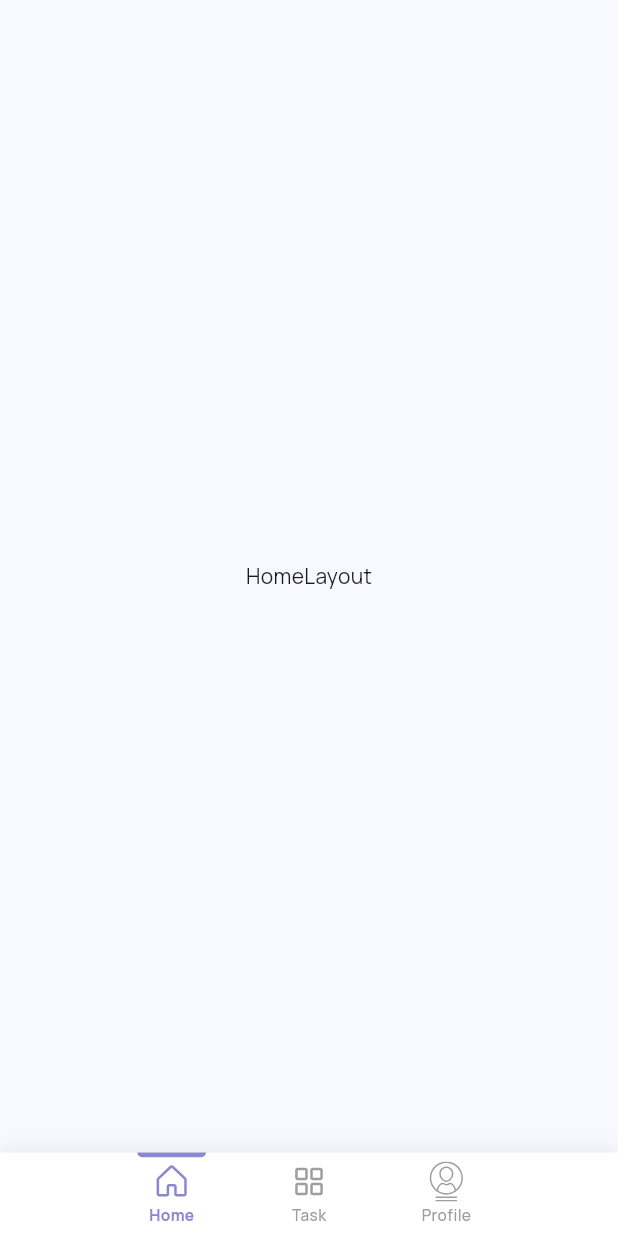
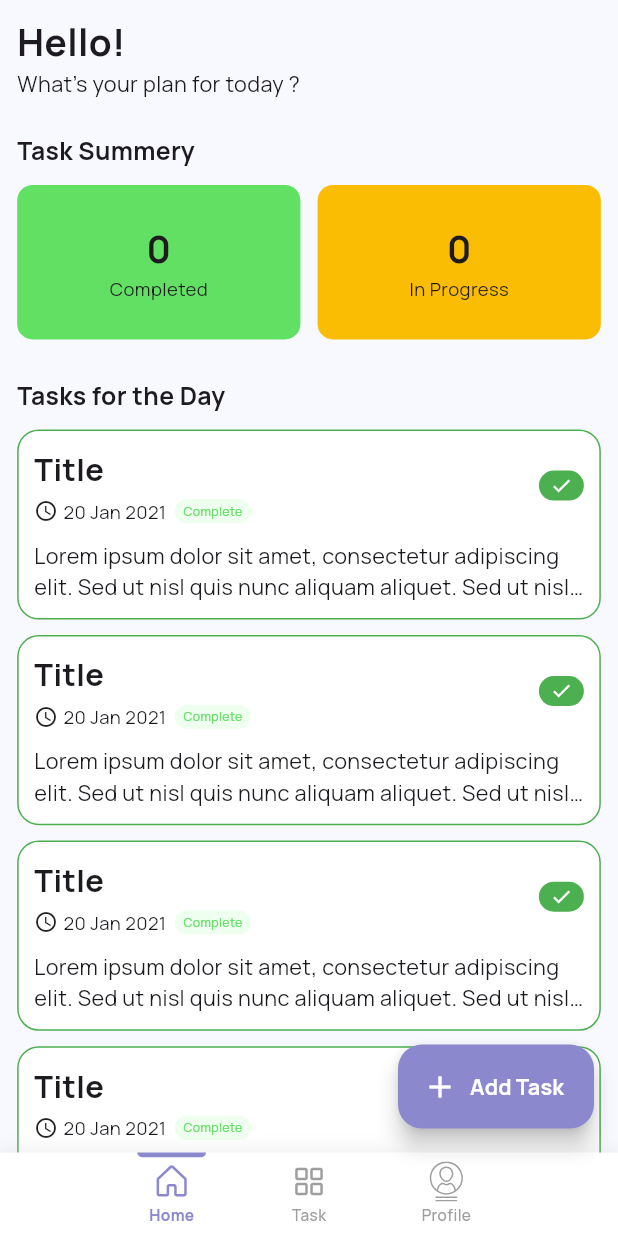
Before and after one commit to mehedi481/task_tracker_flutter, a Flutter app: the CoreLayout screen opened directly, on a phone screen of 412 x 824 dp. Run offline on Flutter 3.47's test engine with Material 3 defaults, Android fonts, the phone set to English and light mode, and no system bars; our stand-ins replace flutter_form_builder, flutter_riverpod, flutter_screenutil, flutter_svg, form_builder_validators, gap and 1 more.

Commit message:
Feature:   - home screen added   - task card design added   - add task   - update task

```diff
--- /dev/null
+++ b/lib/components/task_card.dart
@@ -0,0 +1,117 @@
+import 'package:flutter/material.dart';
+import 'package:flutter_screenutil/flutter_screenutil.dart';
+import 'package:gap/gap.dart';
+import 'package:task_tracker_flutter/config/app_color.dart';
+import 'package:task_tracker_flutter/config/app_text.dart';
+import 'package:task_tracker_flutter/extensions/context_less_nav.dart';
+import 'package:task_tracker_flutter/utils/routes.dart';
+
+class TaskCard extends StatelessWidget {
+  TaskCard({super.key, this.isComplete = true});
+  bool isComplete;
+
+  @override
+  Widget build(BuildContext context) {
+    return InkWell(
+      onTap: () {
+        context.nav.pushNamed(Routes.updateTask, arguments: {
+          "title": "Update",
+          "description": "Lorem ipsum dolor sit amet",
+          "isComplete": isComplete,
+        });
+      },
+      child: Container(
+        width: 1.sw,
+        padding: EdgeInsets.all(10.r),
+        decoration: BoxDecoration(
+          color: Colors.white,
+          borderRadius: BorderRadius.circular(14.r),
+          border:
+              Border.all(color: isComplete ? Colors.green : Colors.transparent),
+        ),
+        child: Column(crossAxisAlignment: CrossAxisAlignment.start, children: [
+          Row(
+            mainAxisAlignment: MainAxisAlignment.spaceBetween,
+            children: [
+              Column(
+                crossAxisAlignment: CrossAxisAlignment.start,
+                children: [
+                  Text("Title", style: AppTextStyle.title),
+                  Gap(5.h),
+                  Row(
+                    children: [
+                      const Icon(
+                        Icons.watch_later_outlined,
+                        size: 16,
+                      ),
+                      Gap(3.w),
+                      Text(
+                        "20 Jan 2021",
+                        style: AppTextStyle.smallBody,
+                      ),
+                      Gap(5.w),
+                      Container(
+                        padding: EdgeInsets.symmetric(
+                            horizontal: 5.w, vertical: 2.h),
+                        decoration: BoxDecoration(
+                          color: isComplete
+                              ? const Color(0xffEFFFEF)
+                              : const Color(0xffFFFAEC),
+                          borderRadius: BorderRadius.all(Radius.circular(10.r)),
+                        ),
+                        child: isComplete
+                            ? Text(
+                                "Complete",
+                                style: AppTextStyle.smallBody.copyWith(
+                                  fontSize: 8.sp,
+                                  color: AppColor.completeColor,
+                                ),
+                              )
+                            : Text(
+                                "Incomplete",
+                                style: AppTextStyle.smallBody.copyWith(
+                                  fontSize: 8.sp,
+                                  color: AppColor.inCompleteColor,
+                                ),
+                              ),
+                      )
+                    ],
+                  )
+                ],
+              ),
+              InkWell(
+                onTap: () {},
+                child: Container(
+                  height: 20,
+                  width: 30,
+                  decoration: BoxDecoration(
+                    border: Border.all(
+                        color: isComplete ? Colors.transparent : Colors.black),
+                    color: isComplete
+                        ? Colors.green
+                        : Colors.grey.withOpacity(0.5),
+                    borderRadius: BorderRadius.circular(10),
+                  ),
+                  child: isComplete
+                      ? const Icon(
+                          Icons.check,
+                          color: Colors.white,
+                          size: 15,
+                        )
+                      : null,
+                ),
+              )
+            ],
+          ),
+          const SizedBox(height: 10),
+          Text(
+            "Lorem ipsum dolor sit amet, consectetur adipiscing elit. Sed ut nisl quis nunc aliquam aliquet. Sed ut nisl quis nunc aliquam aliquet.",
+            maxLines: 2,
+            overflow: TextOverflow.ellipsis,
+            style: AppTextStyle.normalBody,
+          ),
+        ]),
+      ),
+    );
+  }
+}
--- a/lib/config/app_color.dart
+++ b/lib/config/app_color.dart
@@ -8,4 +8,6 @@ class AppColor {
   static const borderColor = Color(0xFFE9E9E9);
   static const whiteColor = Color(0xFFFFFFFF);
   static const redColor = Color(0xFFE74C3C);
+  static const inCompleteColor = Color(0xFFFBBC04);
+  static const completeColor = Color(0xFF61E064);
 }
--- a/lib/utils/routes.dart
+++ b/lib/utils/routes.dart
@@ -4,6 +4,8 @@ import 'package:task_tracker_flutter/views/auth/login_view.dart';
 import 'package:task_tracker_flutter/views/auth/signUp_view.dart';
 import 'package:task_tracker_flutter/views/core/core_view.dart';
 import 'package:task_tracker_flutter/views/splash/splash_view.dart';
+import 'package:task_tracker_flutter/views/task/components/add_task.dart';
+import 'package:task_tracker_flutter/views/task/components/update_task.dart';
 
 class Routes {
   Routes._();
@@ -11,6 +13,8 @@ class Routes {
   static const String logIn = '/signIn';
   static const String signUp = '/signUp';
   static const String core = '/core';
+  static const String addTask = '/addTask';
+  static const String updateTask = '/updateTask';
 }
 
 Route generatedRoutes(RouteSettings settings) {
@@ -29,6 +33,17 @@ Route generatedRoutes(RouteSettings settings) {
     case Routes.core:
       child = const CoreView();
       break;
+    case Routes.addTask:
+      child = const AddTask();
+      break;
+    case Routes.updateTask:
+      final data = settings.arguments as Map<String, dynamic>;
+      child = UpdateTask(
+        title: data['title'],
+        description: data['description'],
+        isComplete: data['isComplete'],
+      );
+      break;
 
     default:
       throw Exception('Invalid route: ${settings.name}');
--- a/lib/views/core/layouts/core_layout.dart
+++ b/lib/views/core/layouts/core_layout.dart
@@ -1,8 +1,11 @@
 import 'package:flutter/material.dart';
 import 'package:flutter_riverpod/flutter_riverpod.dart';
 import 'package:flutter_screenutil/flutter_screenutil.dart';
+import 'package:task_tracker_flutter/config/app_color.dart';
 import 'package:task_tracker_flutter/config/app_images.dart';
 import 'package:task_tracker_flutter/controller/misc/misc_provider.dart';
+import 'package:task_tracker_flutter/extensions/context_less_nav.dart';
+import 'package:task_tracker_flutter/utils/routes.dart';
 import 'package:task_tracker_flutter/views/core/components/navigation_item.dart';
 import 'package:task_tracker_flutter/views/home/home_view.dart';
 import 'package:task_tracker_flutter/views/profile/profile_view.dart';
@@ -67,6 +70,26 @@ class CoreLayout extends ConsumerWidget {
           ),
         ),
       ),
+      floatingActionButton: ref.watch(selectedIndexProvider) != 2
+          ? FloatingActionButton.extended(
+              onPressed: () {
+                context.nav.pushNamed(Routes.addTask);
+              },
+              label: Text(
+                'Add Task',
+                style: TextStyle(
+                  color: Colors.white,
+                  fontSize: 14.sp,
+                  fontWeight: FontWeight.w600,
+                ),
+              ),
+              icon: const Icon(
+                Icons.add,
+                color: Colors.white,
+              ),
+              backgroundColor: AppColor.primaryColor,
+            )
+          : const SizedBox.shrink(),
     );
   }
 }
--- /dev/null
+++ b/lib/views/home/components/task_section.dart
@@ -0,0 +1,38 @@
+import 'package:flutter/material.dart';
+import 'package:flutter_screenutil/flutter_screenutil.dart';
+import 'package:gap/gap.dart';
+import 'package:task_tracker_flutter/config/app_text.dart';
+import 'package:task_tracker_flutter/components/task_card.dart';
+
+class TaskSection extends StatelessWidget {
+  const TaskSection({super.key});
+
+  @override
+  Widget build(BuildContext context) {
+    return Expanded(
+      child: Column(
+        crossAxisAlignment: CrossAxisAlignment.start,
+        children: [
+          Text(
+            "Tasks for the Day",
+            style: AppTextStyle.normalBody
+                .copyWith(fontSize: 16.sp, fontWeight: FontWeight.w600),
+          ),
+          Gap(10.h),
+          Expanded(
+            child: ListView.separated(
+              shrinkWrap: true,
+              itemCount: 10,
+              itemBuilder: (context, index) {
+                return TaskCard();
+              },
+              separatorBuilder: (context, index) {
+                return Gap(10.h);
+              },
+            ),
+          ),
+        ],
+      ),
+    );
+  }
+}
--- /dev/null
+++ b/lib/views/home/components/task_summery.dart
@@ -0,0 +1,83 @@
+import 'package:flutter/material.dart';
+import 'package:flutter_screenutil/flutter_screenutil.dart';
+import 'package:gap/gap.dart';
+import 'package:task_tracker_flutter/config/app_color.dart';
+import 'package:task_tracker_flutter/config/app_text.dart';
+
+class TaskSummery extends StatelessWidget {
+  const TaskSummery({super.key});
+
+  @override
+  Widget build(BuildContext context) {
+    return Column(
+      crossAxisAlignment: CrossAxisAlignment.start,
+      children: [
+        Text(
+          "Task Summery",
+          style: AppTextStyle.normalBody.copyWith(
+            fontSize: 16.sp,
+            fontWeight: FontWeight.w600,
+          ),
+        ),
+        Gap(10.h),
+        Row(
+          children: [
+            Expanded(
+              child: Container(
+                height: 100.h,
+                decoration: BoxDecoration(
+                  color: AppColor.completeColor,
+                  borderRadius: BorderRadius.circular(10.r),
+                ),
+                child: Column(
+                  mainAxisAlignment: MainAxisAlignment.center,
+                  children: [
+                    Text(
+                      '0',
+                      style: AppTextStyle.largeTitle.copyWith(
+                        fontSize: 24.sp,
+                      ),
+                    ),
+                    Text(
+                      'Completed',
+                      style: AppTextStyle.normalBody.copyWith(
+                        fontSize: 12.sp,
+                      ),
+                    ),
+                  ],
+                ),
+              ),
+            ),
+            Gap(10.w),
+            Expanded(
+              child: Container(
+                height: 100.h,
+                decoration: BoxDecoration(
+                  color: AppColor.inCompleteColor,
+                  borderRadius: BorderRadius.circular(10.r),
+                ),
+                child: Column(
+                  mainAxisAlignment: MainAxisAlignment.center,
+                  children: [
+                    Text(
+                      '0',
+                      style: AppTextStyle.largeTitle.copyWith(
+                        fontSize: 24.sp,
+                      ),
+                    ),
+                    Text(
+                      'In Progress',
+                      style: AppTextStyle.normalBody.copyWith(
+                        fontSize: 12.sp,
+                      ),
+                    ),
+                  ],
+                ),
+              ),
+            )
+          ],
+        )
+      ],
+    );
+  }
+}
--- /dev/null
+++ b/lib/views/home/components/welcome_section.dart
@@ -0,0 +1,26 @@
+import 'package:flutter/material.dart';
+import 'package:flutter_screenutil/flutter_screenutil.dart';
+import 'package:task_tracker_flutter/config/app_text.dart';
+
+class WelcomeSection extends StatelessWidget {
+  const WelcomeSection({super.key});
+
+  @override
+  Widget build(BuildContext context) {
+    return Column(
+      crossAxisAlignment: CrossAxisAlignment.start,
+      children: [
+        Text(
+          'Hello!',
+          style: AppTextStyle.largeTitle.copyWith(
+            fontSize: 24.sp,
+          ),
+        ),
+        Text(
+          "What's your plan for today ?",
+          style: AppTextStyle.normalBody,
+        ),
+      ],
+    );
+  }
+}
--- a/lib/views/home/home_view.dart
+++ b/lib/views/home/home_view.dart
@@ -6,6 +6,6 @@ class HomeView extends StatelessWidget {
 
   @override
   Widget build(BuildContext context) {
-    return HomeLayout();
+    return const HomeLayout();
   }
 }
--- a/lib/views/home/layouts/home_layout.dart
+++ b/lib/views/home/layouts/home_layout.dart
@@ -1,14 +1,33 @@
 import 'package:flutter/material.dart';
 import 'package:flutter_riverpod/flutter_riverpod.dart';
+import 'package:flutter_screenutil/flutter_screenutil.dart';
+import 'package:gap/gap.dart';
+import 'package:task_tracker_flutter/config/app_text.dart';
+import 'package:task_tracker_flutter/views/home/components/task_section.dart';
+import 'package:task_tracker_flutter/views/home/components/task_summery.dart';
+import 'package:task_tracker_flutter/views/home/components/welcome_section.dart';
 
 class HomeLayout extends ConsumerWidget {
   const HomeLayout({super.key});
 
   @override
   Widget build(BuildContext context, WidgetRef ref) {
-    return const Scaffold(
-      body: Center(
-        child: Text('HomeLayout'),
+    return Scaffold(
+      body: SafeArea(
+        child: Padding(
+          padding: EdgeInsets.symmetric(horizontal: 10.w),
+          child: Column(
+            crossAxisAlignment: CrossAxisAlignment.start,
+            children: [
+              Gap(10.h),
+              const WelcomeSection(),
+              Gap(22.h),
+              const TaskSummery(),
+              Gap(25.h),
+              const TaskSection(),
+            ],
+          ),
+        ),
       ),
     );
   }
```
Also changed, not shown: lib/views/task/components/add_task.dart (added, +141 -0 lines), lib/views/task/components/update_task.dart (added, +263 -0 lines).
